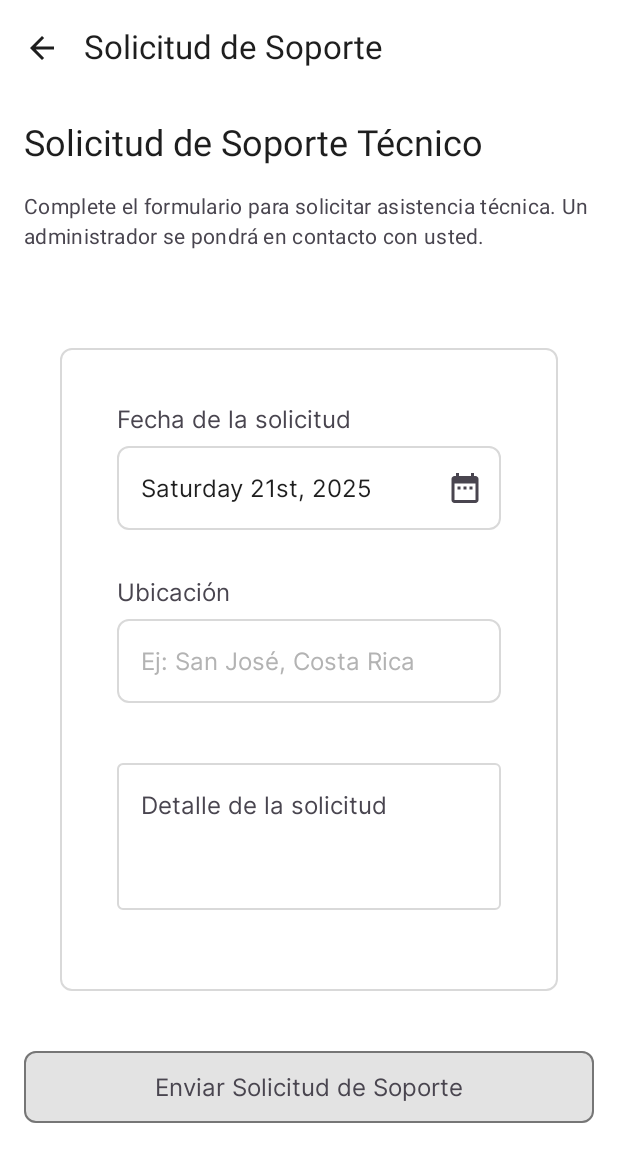
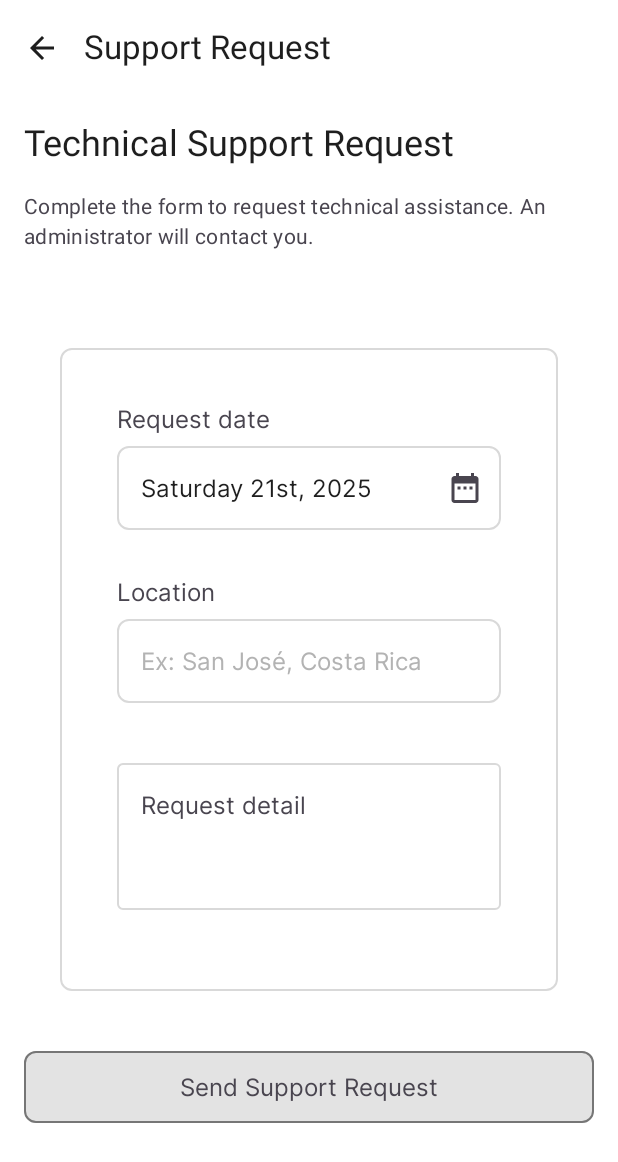
Before and after one commit to MOSHE9647/ServITech-Frontend, an Android app built with Jetpack Compose: the SupportRequestScreen screen opened through its navigation route, on a phone screen of 412 x 824 dp. Shown: the top 1162 px of the screen. Run offline under Robolectric (Android 15) with nearby library versions, the phone set to English and light mode, and no system bars; our stand-ins replace Dagger/Hilt's generated code, Room's generated code, livedata-compose; libraries missing offline, so code that uses them is left out: com.maxkeppeker.sheets, com.maxkeppeler.sheets; pictures from the network do not load; 2 statements that could not run were skipped.

Commit message:
Translating Comments

```diff
--- a/app/src/main/java/com/moviles/servitech/view/article/CategoryScreen.kt
+++ b/app/src/main/java/com/moviles/servitech/view/article/CategoryScreen.kt
@@ -103,7 +103,7 @@ fun CategoryScreen(
                     CAT_ANIME to Icons.Default.Info
                 )
 
-                // Solo agregar el botón de soporte si el usuario NO es admin
+                // Only add the support button if the user is NOT admin.
                 val items = if (user?.role?.lowercase() != "admin") {
                     baseItems + (CAT_SUPPORT to Icons.Default.Settings)
                 } else {
--- a/app/src/main/java/com/moviles/servitech/view/support/SupportRequestScreen.kt
+++ b/app/src/main/java/com/moviles/servitech/view/support/SupportRequestScreen.kt
@@ -29,7 +29,7 @@ fun SupportRequestScreen(
 ) {
     val context = LocalContext.current
 
-    // Observar estados del ViewModel
+    // Observe ViewModel states
     val date by viewModel.date.observeAsState("")
     val location by viewModel.location.observeAsState("")
     val detail by viewModel.detail.observeAsState("")
@@ -43,26 +43,26 @@ fun SupportRequestScreen(
     val errorMessage by viewModel.errorMessage.observeAsState(null)
     val isFormValid by viewModel.isFormValid.observeAsState(false)
 
-    // Manejar éxito
+    // Handle success
     LaunchedEffect(isSuccess) {
         if (isSuccess) {
-            // Mostrar mensaje de éxito
+            // Show success message
             android.widget.Toast.makeText(
                 context,
-                "Solicitud de soporte enviada exitosamente",
+                "Support request sent successfully",
                 android.widget.Toast.LENGTH_LONG
             ).show()
 
-            // Resetear el formulario
+            // Reset form
             viewModel.clearSuccess()
             viewModel.resetForm()
 
-            // Navegar de vuelta o ejecutar callback de éxito
+            // Navigate back or execute success callback
             onSuccess()
         }
     }
 
-    // Manejar errores
+    // Handle errors
     LaunchedEffect(errorMessage) {
         errorMessage?.let { error ->
             android.widget.Toast.makeText(
@@ -76,10 +76,10 @@ fun SupportRequestScreen(
     Scaffold(
         topBar = {
             TopAppBar(
-                title = { Text("Solicitud de Soporte") },
+                title = { Text("Support Request") },
                 navigationIcon = {
                     IconButton(onClick = onNavigateBack) {
-                        Icon(Icons.Default.ArrowBack, contentDescription = "Volver")
+                        Icon(Icons.Default.ArrowBack, contentDescription = "Back")
                     }
                 }
             )
@@ -93,31 +93,31 @@ fun SupportRequestScreen(
                 .padding(16.dp),
             verticalArrangement = Arrangement.spacedBy(16.dp)
         ) {
-            // Título y descripción
+            // Title and description
             Text(
-                text = "Solicitud de Soporte Técnico",
+                text = "Technical Support Request",
                 style = MaterialTheme.typography.headlineSmall
             )
 
             Text(
-                text = "Complete el formulario para solicitar asistencia técnica. Un administrador se pondrá en contacto con usted.",
+                text = "Complete the form to request technical assistance. An administrator will contact you.",
                 style = MaterialTheme.typography.bodyMedium,
                 color = MaterialTheme.colorScheme.onSurfaceVariant
             )
 
             Spacer(modifier = Modifier.height(8.dp))
 
-            // Formulario
+            // Form
             CustomCard {
                 Column(
                     modifier = Modifier.padding(16.dp),
                     verticalArrangement = Arrangement.spacedBy(16.dp)
                 ) {
-                    // Campo de fecha
+                    // Date field
                     DatePickerField(
                         context = context,
-                        label = "Fecha de la solicitud",
-                        placeholder = "Seleccione la fecha",
+                        label = "Request date",
+                        placeholder = "Select date",
                         initialDate = date,
                         isError = dateError != null,
                         errorMessage = dateError,
@@ -125,10 +125,10 @@ fun SupportRequestScreen(
                         onDateChange = { viewModel.updateDate(it.orEmpty()) }
                     )
 
-                    // Campo de ubicación
+                    // Location field
                     CustomInputField(
-                        label = "Ubicación",
-                        placeholder = "Ej: San José, Costa Rica",
+                        label = "Location",
+                        placeholder = "Ex: San José, Costa Rica",
                         value = location,
                         onValueChange = { viewModel.updateLocation(it) },
                         keyboardType = KeyboardType.Text,
@@ -142,12 +142,12 @@ fun SupportRequestScreen(
                         imeAction = ImeAction.Next
                     )
 
-                    // Campo de detalle
+                    // Detail field
                     OutlinedTextField(
                         value = detail,
                         onValueChange = { viewModel.updateDetail(it) },
-                        label = { Text("Detalle de la solicitud") },
-                        placeholder = { Text("Describa detalladamente su problema o solicitud...") },
+                        label = { Text("Request detail") },
+                        placeholder = { Text("Describe your problem or request in detail...") },
                         isError = detailError != null,
                         enabled = !isLoading,
                         supportingText = {
@@ -162,15 +162,15 @@ fun SupportRequestScreen(
                 }
             }
 
-            // Botón de envío
+            // Submit button
             CustomButton(
-                text = if (isLoading) "Enviando..." else "Enviar Solicitud de Soporte",
+                text = if (isLoading) "Sending..." else "Send Support Request",
                 onClick = { viewModel.submitSupportRequest() },
                 enabled = isFormValid && !isLoading,
                 modifier = Modifier.fillMaxWidth()
             )
 
-            // Indicador de carga
+            // Loading indicator
             if (isLoading) {
                 LoadingIndicator(
                     modifier = Modifier.align(Alignment.CenterHorizontally),
```
Also changed, not shown: app/src/main/java/com/moviles/servitech/viewmodel/SupportRequestViewModel.kt (+19 -19 lines).
